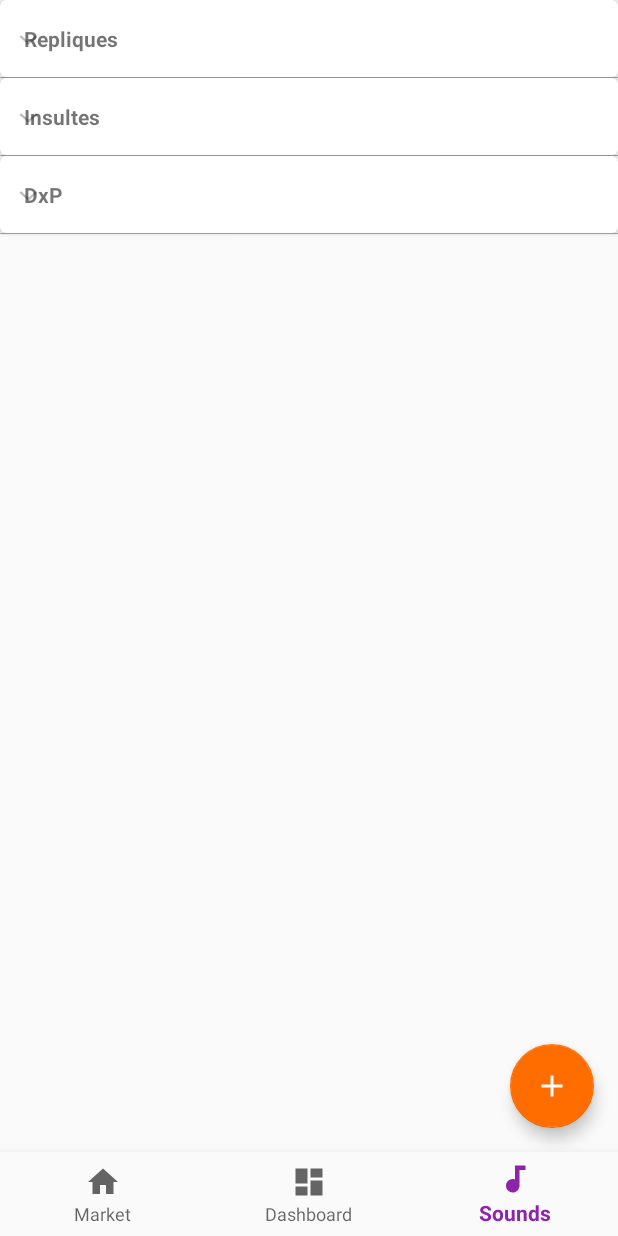
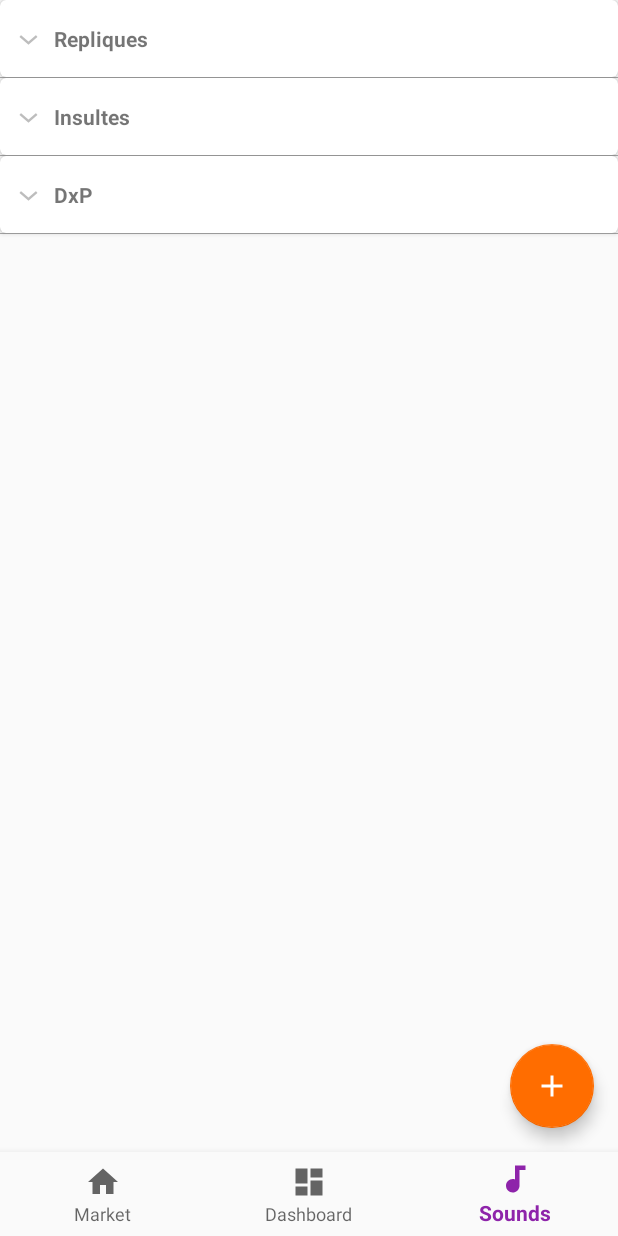
Before and after one commit to Namhto/android-sound-box-maker, an Android app: the screen it shows after launch (HomePageActivity), item 3 of the bottom bar chosen, on a phone screen of 412 x 824 dp. Run offline under Robolectric (Android 15) with nearby library versions, the phone set to English and light mode, and no system bars; our stand-ins replace ButterKnife.

Commit message:
Add icon to listView

```diff
--- a/app/src/main/java/com/maxtho/soundboxmaker/homepage/soundtab/adapter/SoundCategorieExpandableListAdapter.java
+++ b/app/src/main/java/com/maxtho/soundboxmaker/homepage/soundtab/adapter/SoundCategorieExpandableListAdapter.java
@@ -77,16 +77,26 @@ public class SoundCategorieExpandableListAdapter extends BaseExpandableListAdapt
     @Override
     public View getGroupView(int listPosition, boolean isExpanded,
                              View convertView, ViewGroup parent) {
+
         String listTitle = (String) getGroup(listPosition);
         if (convertView == null) {
             LayoutInflater layoutInflater = (LayoutInflater) this.context.
                     getSystemService(Context.LAYOUT_INFLATER_SERVICE);
             convertView = layoutInflater.inflate(R.layout.list_item_categorie, null);
         }
-        TextView listTitleTextView = (TextView) convertView
-                .findViewById(R.id.tv_sound_categorie);
+        TextView listTitleTextView = (TextView) convertView.findViewById(R.id.tv_sound_categorie);
         listTitleTextView.setTypeface(null, Typeface.BOLD);
         listTitleTextView.setText(listTitle);
+
+        /*
+        ImageView imageViewSoundCategorie = (ImageView) convertView.findViewById(R.id.imageView_soundCategorie);
+        if (isExpanded) {
+            imageViewSoundCategorie.setImageResource(R.drawable.ic_arrow_drop_up_black_24dp);
+        } else {
+            imageViewSoundCategorie.setImageResource(R.drawable.ic_arrow_drop_down_black_24dp);
+        }
+        */
+
         return convertView;
     }
 
--- /dev/null
+++ b/app/src/main/res/drawable/ic_arrow_drop_up_black_24dp.xml
@@ -0,0 +1,9 @@
+<vector xmlns:android="http://schemas.android.com/apk/res/android"
+    android:width="24dp"
+    android:height="24dp"
+    android:viewportHeight="24.0"
+    android:viewportWidth="24.0">
+    <path
+        android:fillColor="#FF000000"
+        android:pathData="M7,14l5,-5 5,5z" />
+</vector>
--- a/app/src/main/res/layout/list_item_categorie.xml
+++ b/app/src/main/res/layout/list_item_categorie.xml
@@ -11,12 +11,20 @@
     <LinearLayout
         android:layout_width="match_parent"
         android:layout_height="wrap_content"
-        android:orientation="vertical">
+        android:gravity="center_vertical"
+        android:orientation="horizontal">
+
+        <ImageView
+            android:id="@+id/imageView_soundCategorie"
+            android:layout_width="wrap_content"
+            android:layout_height="wrap_content" />
 
         <TextView
             android:id="@+id/tv_sound_categorie"
             android:layout_width="match_parent"
             android:layout_height="wrap_content"
-            android:padding="16dp"/>
+            android:layout_marginLeft="20dp"
+            android:padding="16dp"
+            android:text="Categorie" />
     </LinearLayout>
 </android.support.v7.widget.CardView>
```
